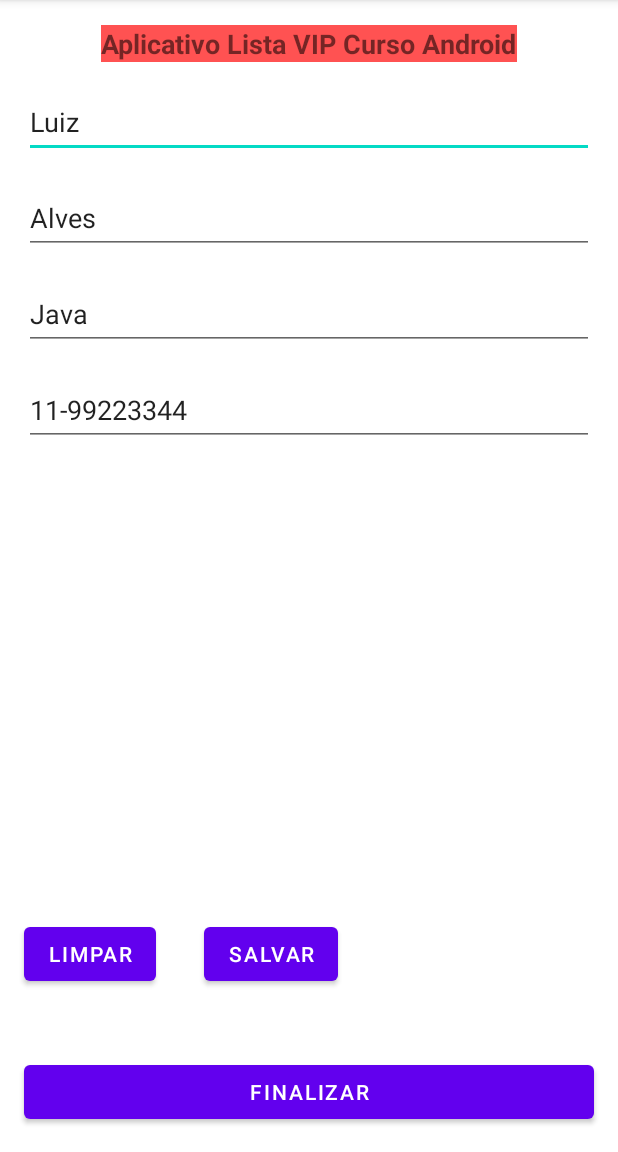
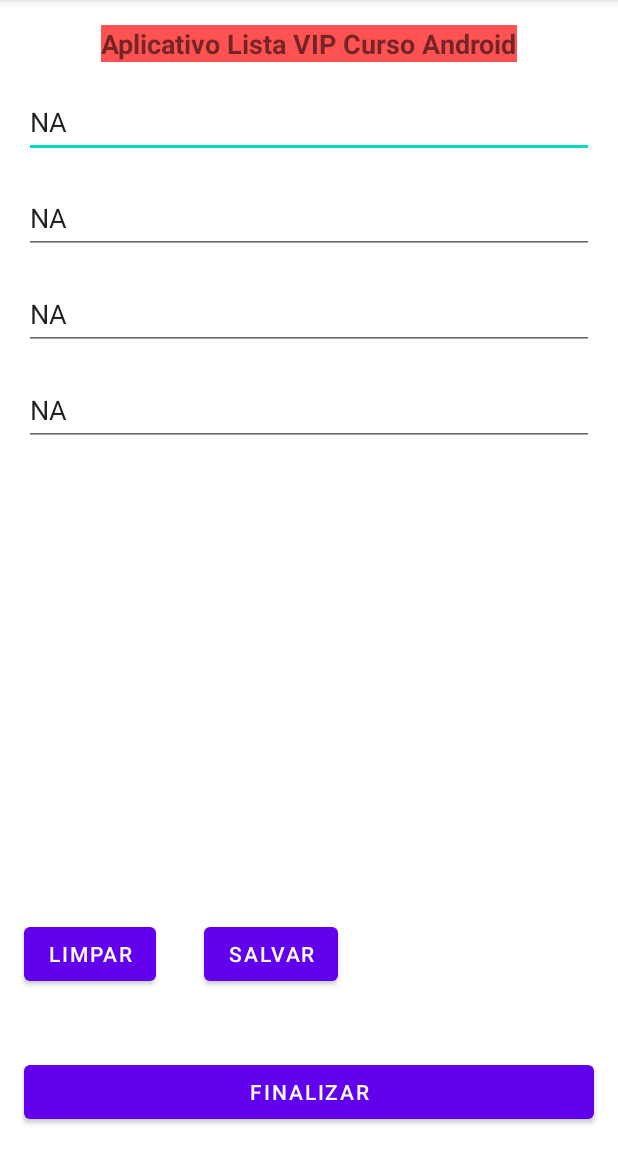
Before and after one commit to profmaddo/Curso-Desenvolvimento-Android-2023, an Android app: the screen it shows after launch (MainActivity), on a phone screen of 412 x 824 dp, the part 84-1236 px from its top. Run offline under Robolectric (Android 15) with nearby library versions, the phone set to English and light mode, and no system bars.

```diff
--- a/AppListaCurso/app/src/main/java/devandroid/maddo/applistacurso/view/MainActivity.java
+++ b/AppListaCurso/app/src/main/java/devandroid/maddo/applistacurso/view/MainActivity.java
@@ -53,37 +53,25 @@ public class MainActivity extends AppCompatActivity {
         controller = new PessoaController();
         controller.toString();
 
-
         pessoa = new Pessoa();
-
-
-        // Atribuir conteúdo, dados, valores para o Objeto
-        // Conforme o seu MODELO, TEMPLATE
-        pessoa.setPrimeiroNome("Marco");
-        pessoa.setSobreNome("Maddo");
-        pessoa.setCursoDesejado("Android");
-        pessoa.setTelefoneContato("11-99229191");
-
-
-        outraPessoa = new Pessoa();
-        outraPessoa.setPrimeiroNome("Luiz");
-        outraPessoa.setSobreNome("Alves");
-        outraPessoa.setCursoDesejado("Java");
-        outraPessoa.setTelefoneContato("11-99223344");
+        pessoa.setPrimeiroNome(preferences.getString("primeiroNome","NA"));
+        pessoa.setSobreNome(preferences.getString("sobreNome","NA"));
+        pessoa.setCursoDesejado(preferences.getString("nomeCurso","NA"));
+        pessoa.setTelefoneContato(preferences.getString("telefoneContato","NA"));
 
         editPrimeiroNome = findViewById(R.id.editPrimeiroNome);
         editSobreNomeAluno = findViewById(R.id.editSobreNomeAluno);
         editNomeCurso = findViewById(R.id.editNomeCurso);
         editTelefoneContato = findViewById(R.id.editTelefoneContato);
 
+        editPrimeiroNome.setText(pessoa.getPrimeiroNome());
+        editSobreNomeAluno.setText(pessoa.getSobreNome());
+        editNomeCurso.setText(pessoa.getCursoDesejado());
+        editTelefoneContato.setText(pessoa.getTelefoneContato());
+
         btnLimpar = findViewById(R.id.btnLimpar);
         btnSalvar = findViewById(R.id.btnSalvar);
         btnFinalizar = findViewById(R.id.btnFinalizar);
-
-        editPrimeiroNome.setText(outraPessoa.getPrimeiroNome());
-        editSobreNomeAluno.setText(outraPessoa.getSobreNome());
-        editNomeCurso.setText(outraPessoa.getCursoDesejado());
-        editTelefoneContato.setText(outraPessoa.getTelefoneContato());
 
         btnLimpar.setOnClickListener(new View.OnClickListener() {
             @Override
@@ -127,7 +115,6 @@ public class MainActivity extends AppCompatActivity {
         });
 
         Log.i("POOAndroid", "Objeto pessoa: " + pessoa.toString());
-        Log.i("POOAndroid", "Objeto outraPessoa: " + outraPessoa.toString());
 
 
     }
```
